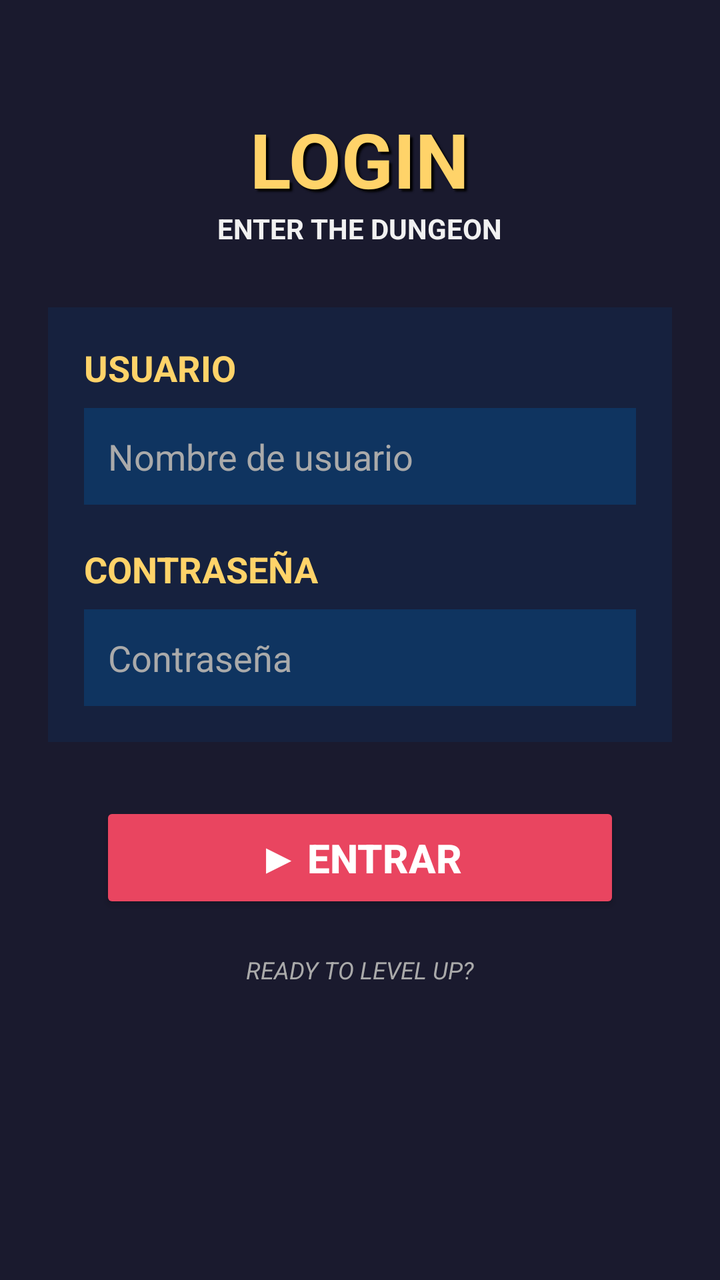
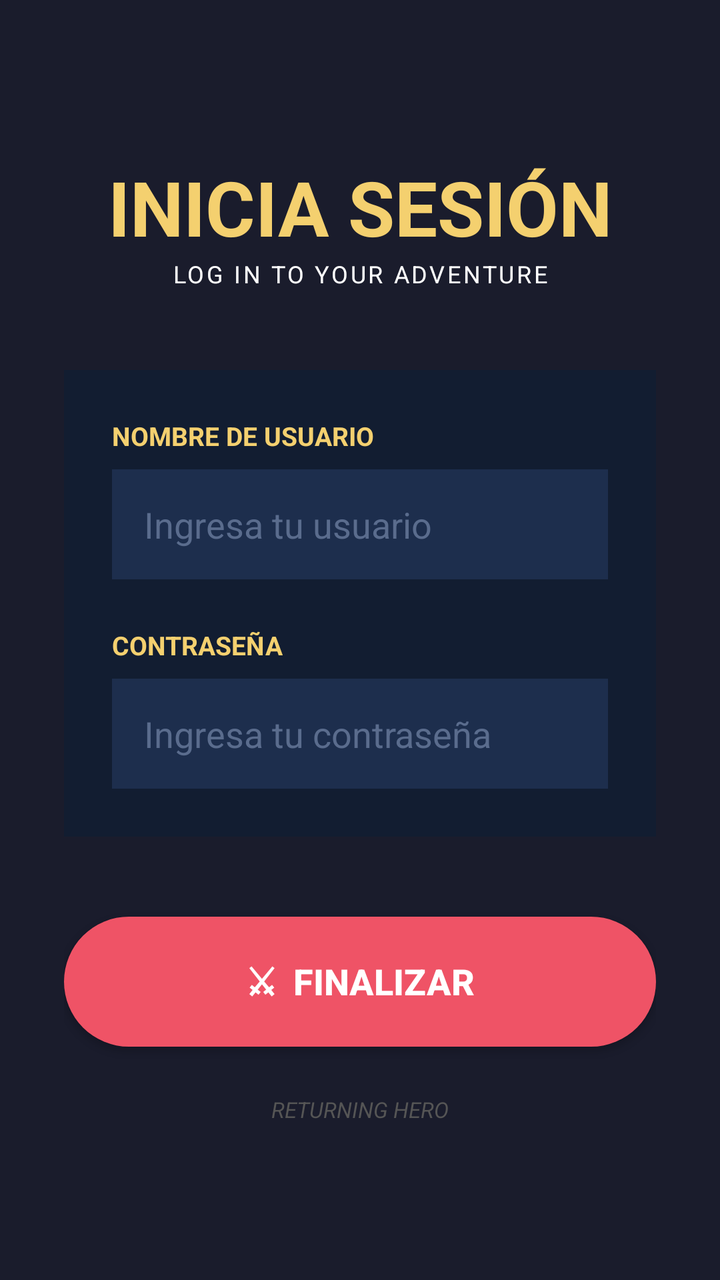

The first picture is an Android layout as it rendered before a commit; the second is the same layout after the commit. The layout source and the unified diff follow.
<!-- AndroidManifest.xml: application theme Theme.LevelUpDaily -->
<!-- res/layout/activity_login.xml -->
<?xml version="1.0" encoding="utf-8"?>

<androidx.constraintlayout.widget.ConstraintLayout
    xmlns:android="http://schemas.android.com/apk/res/android"
    android:layout_width="match_parent"
    android:layout_height="match_parent"
    android:background="#1A1A2E">

    <ScrollView
        android:layout_width="match_parent"
        android:layout_height="match_parent">

        <LinearLayout
            android:layout_width="match_parent"
            android:layout_height="wrap_content"
            android:orientation="vertical"
            android:gravity="center_horizontal"
            android:padding="24dp">

            
            <Space
                android:layout_width="match_parent"
                android:layout_height="30dp"/>

            
            <TextView
                android:id="@+id/textView"
                android:layout_width="wrap_content"
                android:layout_height="wrap_content"
                android:text="LOGIN"
                android:textColor="#FFD369"
                android:textSize="38sp"
                android:textStyle="bold"
                android:shadowColor="#000000"
                android:shadowDx="4"
                android:shadowDy="4"
                android:shadowRadius="2"/>

            
            <TextView
                android:layout_width="wrap_content"
                android:layout_height="wrap_content"
                android:text="ENTER THE DUNGEON"
                android:textColor="#F1F1F1"
                android:textSize="14sp"
                android:textStyle="bold"
                android:paddingBottom="30dp"/>

            
            <LinearLayout
                android:layout_width="match_parent"
                android:layout_height="wrap_content"
                android:orientation="vertical"
                android:background="#16213E"
                android:padding="18dp">

                
                <TextView
                    android:id="@+id/textView2"
                    android:layout_width="wrap_content"
                    android:layout_height="wrap_content"
                    android:text="USUARIO"
                    android:textColor="#FFD369"
                    android:textSize="18sp"
                    android:textStyle="bold"
                    android:paddingBottom="8dp"/>

                <EditText
                    android:id="@+id/EditNombre"
                    android:layout_width="match_parent"
                    android:layout_height="wrap_content"
                    android:hint="Nombre de usuario"
                    android:textColorHint="#AAAAAA"
                    android:textColor="#FFFFFF"
                    android:textSize="18sp"
                    android:padding="12dp"
                    android:background="#0F3460"
                    android:inputType="text"/>

                
                <Space
                    android:layout_width="match_parent"
                    android:layout_height="20dp"/>

                
                <TextView
                    android:id="@+id/textView3"
                    android:layout_width="wrap_content"
                    android:layout_height="wrap_content"
                    android:text="CONTRASEÑA"
                    android:textColor="#FFD369"
                    android:textSize="18sp"
                    android:textStyle="bold"
                    android:paddingBottom="8dp"/>

                <EditText
                    android:id="@+id/EditPassword"
                    android:layout_width="match_parent"
                    android:layout_height="wrap_content"
                    android:hint="Contraseña"
                    android:textColorHint="#AAAAAA"
                    android:textColor="#FFFFFF"
                    android:textSize="18sp"
                    android:padding="12dp"
                    android:background="#0F3460"
                    android:inputType="textPassword"/>

            </LinearLayout>

            
            <Space
                android:layout_width="match_parent"
                android:layout_height="30dp"/>

            
            <Button
                android:id="@+id/btnLogin"
                android:layout_width="260dp"
                android:layout_height="wrap_content"
                android:text="▶ ENTRAR"
                android:textAllCaps="false"
                android:textColor="#FFFFFF"
                android:textSize="20sp"
                android:textStyle="bold"
                android:backgroundTint="#E94560"
                android:padding="14dp"/>

            
            <Space
                android:layout_width="match_parent"
                android:layout_height="20dp"/>

            
            <TextView
                android:layout_width="wrap_content"
                android:layout_height="wrap_content"
                android:text="READY TO LEVEL UP?"
                android:textColor="#AAAAAA"
                android:textStyle="italic"
                android:textSize="12sp"/>

        </LinearLayout>

    </ScrollView>

</androidx.constraintlayout.widget.ConstraintLayout>
<!-- resources referenced by this layout -->
<resources>
  <style name="Theme.LevelUpDaily" parent="Base.Theme.LevelUpDaily" />
  <style name="Base.Theme.LevelUpDaily" parent="Theme.Material3.DayNight.NoActionBar">
          
          
      </style>
</resources>

<!-- the commit's change to res/layout/activity_login.xml (unified diff, before → after) -->
@@ -2,145 +2,108 @@
 
 <androidx.constraintlayout.widget.ConstraintLayout
     xmlns:android="http://schemas.android.com/apk/res/android"
+    xmlns:app="http://schemas.android.com/apk/res-auto"
     android:layout_width="match_parent"
     android:layout_height="match_parent"
-    android:background="#1A1A2E">
+    android:background="@color/bg_dark">
 
-    <ScrollView
+    <LinearLayout
         android:layout_width="match_parent"
-        android:layout_height="match_parent">
+        android:layout_height="wrap_content"
+        android:orientation="vertical"
+        android:padding="32dp"
+        app:layout_constraintBottom_toBottomOf="parent"
+        app:layout_constraintTop_toTopOf="parent">
+
+        <TextView
+            android:layout_width="match_parent"
+            android:layout_height="wrap_content"
+            android:gravity="center"
+            android:text="INICIA SESIÓN"
+            android:textColor="@color/gold_text"
+            android:textSize="38sp"
+            android:textStyle="bold" />
+
+        <TextView
+            android:layout_width="match_parent"
+            android:layout_height="wrap_content"
+            android:gravity="center"
+            android:text="LOG IN TO YOUR ADVENTURE"
+            android:textColor="@color/white"
+            android:textSize="12sp"
+            android:letterSpacing="0.1"
+            android:layout_marginBottom="40dp" />
 
         <LinearLayout
             android:layout_width="match_parent"
             android:layout_height="wrap_content"
+            android:background="@color/input_container_bg"
             android:orientation="vertical"
-            android:gravity="center_horizontal"
             android:padding="24dp">
 
-            
-            <Space
-                android:layout_width="match_parent"
-                android:layout_height="30dp"/>
-
-            
-            <TextView
-                android:id="@+id/textView"
-                android:layout_width="wrap_content"
-                android:layout_height="wrap_content"
-                android:text="LOGIN"
-                android:textColor="#FFD369"
-                android:textSize="38sp"
-                android:textStyle="bold"
-                android:shadowColor="#000000"
-                android:shadowDx="4"
-                android:shadowDy="4"
-                android:shadowRadius="2"/>
-
-            
             <TextView
                 android:layout_width="wrap_content"
                 android:layout_height="wrap_content"
-                android:text="ENTER THE DUNGEON"
-                android:textColor="#F1F1F1"
-                android:textSize="14sp"
+                android:text="NOMBRE DE USUARIO"
+                android:textColor="@color/gold_text"
+                android:textSize="13sp"
                 android:textStyle="bold"
-                android:paddingBottom="30dp"/>
+                android:layout_marginBottom="8dp" />
 
-            
-            <LinearLayout
+            <EditText
+                android:id="@+id/EditNombre"
                 android:layout_width="match_parent"
-                android:layout_height="wrap_content"
-                android:orientation="vertical"
-                android:background="#16213E"
-                android:padding="18dp">
+                android:layout_height="55dp"
+                android:background="@color/input_field_bg"
+                android:hint="Ingresa tu usuario"
+                android:textColorHint="#5A6C8D"
+                android:textColor="@color/white"
+                android:paddingStart="16dp"
+                android:inputType="text"
+                android:layout_marginBottom="24dp" />
 
-                
-                <TextView
-                    android:id="@+id/textView2"
-                    android:layout_width="wrap_content"
-                    android:layout_height="wrap_content"
-                    android:text="USUARIO"
-                    android:textColor="#FFD369"
-                    android:textSize="18sp"
-                    android:textStyle="bold"
-                    android:paddingBottom="8dp"/>
-
-                <EditText
-                    android:id="@+id/EditNombre"
-                    android:layout_width="match_parent"
-                    android:layout_height="wrap_content"
-                    android:hint="Nombre de usuario"
-                    android:textColorHint="#AAAAAA"
-                    android:textColor="#FFFFFF"
-                    android:textSize="18sp"
-                    android:padding="12dp"
-                    android:background="#0F3460"
-                    android:inputType="text"/>
-
-                
-                <Space
-                    android:layout_width="match_parent"
-                    android:layout_height="20dp"/>
-
-                
-                <TextView
-                    android:id="@+id/textView3"
-                    android:layout_width="wrap_content"
-                    android:layout_height="wrap_content"
-                    android:text="CONTRASEÑA"
-                    android:textColor="#FFD369"
-                    android:textSize="18sp"
-                    android:textStyle="bold"
-                    android:paddingBottom="8dp"/>
-
-                <EditText
-                    android:id="@+id/EditPassword"
-                    android:layout_width="match_parent"
-                    android:layout_height="wrap_content"
-                    android:hint="Contraseña"
-                    android:textColorHint="#AAAAAA"
-                    android:textColor="#FFFFFF"
-                    android:textSize="18sp"
-                    android:padding="12dp"
-                    android:background="#0F3460"
-                    android:inputType="textPassword"/>
-
-            </LinearLayout>
-
-            
-            <Space
-                android:layout_width="match_parent"
-                android:layout_height="30dp"/>
-
-            
-            <Button
-                android:id="@+id/btnLogin"
-                android:layout_width="260dp"
-                android:layout_height="wrap_content"
-                android:text="▶ ENTRAR"
-                android:textAllCaps="false"
-                android:textColor="#FFFFFF"
-                android:textSize="20sp"
-                android:textStyle="bold"
-                android:backgroundTint="#E94560"
-                android:padding="14dp"/>
-
-            
-            <Space
-                android:layout_width="match_parent"
-                android:layout_height="20dp"/>
-
-            
             <TextView
                 android:layout_width="wrap_content"
                 android:layout_height="wrap_content"
-                android:text="READY TO LEVEL UP?"
-                android:textColor="#AAAAAA"
-                android:textStyle="italic"
-                android:textSize="12sp"/>
+                android:text="CONTRASEÑA"
+                android:textColor="@color/gold_text"
+                android:textSize="13sp"
+                android:textStyle="bold"
+                android:layout_marginBottom="8dp" />
 
+            <EditText
+                android:id="@+id/EditPassword"
+                android:layout_width="match_parent"
+                android:layout_height="55dp"
+                android:background="@color/input_field_bg"
+                android:hint="Ingresa tu contraseña"
+                android:textColorHint="#5A6C8D"
+                android:textColor="@color/white"
+                android:paddingStart="16dp"
+                android:inputType="textPassword" />
         </LinearLayout>
 
-    </ScrollView>
+        <androidx.appcompat.widget.AppCompatButton
+            android:id="@+id/btnLogin"
+            android:layout_width="match_parent"
+            android:layout_height="65dp"
+            android:layout_marginTop="40dp"
+            android:background="@drawable/button_style"
+            android:text="⚔  FINALIZAR"
+            android:textColor="@color/white"
+            android:textSize="18sp"
+            android:textStyle="bold" />
+
+        <TextView
+            android:layout_width="match_parent"
+            android:layout_height="wrap_content"
+            android:gravity="center"
+            android:layout_marginTop="24dp"
+            android:text="RETURNING HERO"
+            android:textColor="#555555"
+            android:textSize="11sp"
+            android:textStyle="italic" />
+
+    </LinearLayout>
 
 </androidx.constraintlayout.widget.ConstraintLayout>
<!-- resource entries referenced after the edit -->
@@ -1,5 +1,16 @@
 <!-- resources referenced by this layout -->
 <resources>
+  <color name="bg_dark">#1A1C2C</color>
+  <color name="gold_text">#F4D06F</color>
+  <color name="input_container_bg">#121D31</color>
+  <color name="input_field_bg">#1D2E4D</color>
+  <color name="white">#FFFFFFFF</color>
+  <!-- drawable button_style (drawable) -->
+  <?xml version="1.0" encoding="utf-8"?>
+  <shape xmlns:android="http://schemas.android.com/apk/res/android">
+      <solid android:color="#EF5366" />
+      <corners android:radius="35dp" />
+  </shape>
   <style name="Theme.LevelUpDaily" parent="Base.Theme.LevelUpDaily" />
   <style name="Base.Theme.LevelUpDaily" parent="Theme.Material3.DayNight.NoActionBar">
           
